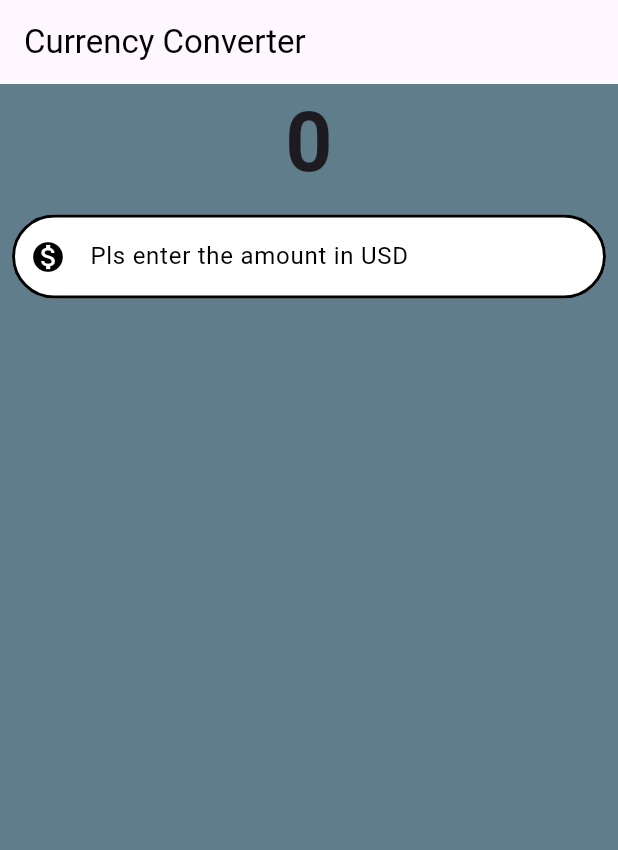
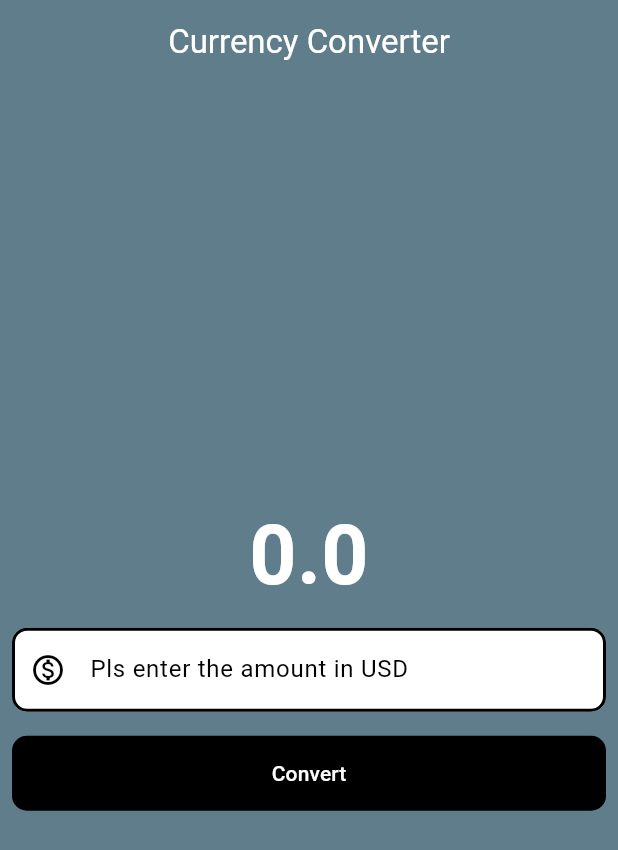
Before and after one commit to veraline/Currency-Converter, a Flutter app: the screen it shows after launch, on a phone screen of 412 x 824 dp. Shown: the top 850 px of the screen. Run offline on Flutter 3.47's test engine with Material 3 defaults, Android fonts, the phone set to English and light mode, and no system bars.

Commit message:
Second Commit

```diff
--- a/lib/currency_converter.dart
+++ b/lib/currency_converter.dart
@@ -2,50 +2,85 @@ import 'package:flutter/cupertino.dart';
 import 'package:flutter/material.dart';
 import 'package:flutter/painting.dart';
 
-class CurrencyConverter extends StatelessWidget {
+class CurrencyConverter extends StatefulWidget {
   const CurrencyConverter({super.key});
+
+  @override
+  State<CurrencyConverter> createState() => _CurrencyConverterState();
+}
+
+class _CurrencyConverterState extends State<CurrencyConverter> {
+  double result = 0;
+  final TextEditingController textEditingController = TextEditingController();
+
   @override
   Widget build(BuildContext context) {
-
+    print('build fn');
     final border = OutlineInputBorder(
         borderSide: const BorderSide(
           width: 2.0,
           style: BorderStyle.solid,
         ),
-        borderRadius: BorderRadius.circular(60));
+        borderRadius: BorderRadius.circular(10));
 
     return Scaffold(
       backgroundColor: Colors.blueGrey,
       appBar: AppBar(
+        backgroundColor: Colors.blueGrey,
         title: const Text(
           'Currency Converter',
-          style: TextStyle(color: Colors.black),
+          style: TextStyle(color: Colors.white),
         ),
+        centerTitle: true,
       ),
       body: Center(
         child: Column(
+          mainAxisAlignment: MainAxisAlignment.center,
           children: [
-            const Text(
-              '0',
-              style: TextStyle(fontWeight: FontWeight.bold, fontSize: 55),
+            Text(
+              result.toString(),
+              style: const TextStyle(
+                  fontWeight: FontWeight.bold,
+                  fontSize: 55,
+                  color: Colors.white),
             ),
             Padding(
               padding: const EdgeInsets.all(8.0),
               child: TextField(
+                  controller: textEditingController,
                   decoration: InputDecoration(
                       hintText: 'Pls enter the amount in USD',
                       hintStyle: const TextStyle(color: Colors.black),
-                      prefixIcon: const Icon(Icons.monetization_on),
+                      prefixIcon: const Icon(Icons.monetization_on_outlined),
                       prefixIconColor: Colors.black,
                       filled: true,
                       fillColor: Colors.white,
                       focusedBorder: border,
                       enabledBorder: border),
-              keyboardType: const TextInputType.numberWithOptions(
-                decimal: true,
-              )),
-            )
+                  keyboardType: const TextInputType.numberWithOptions(
+                    decimal: true,
+                  )),
+            ),
 
+            // Button
+            Padding(
+              padding: const EdgeInsets.all(8.0),
+              child: TextButton(
+                  onPressed: () {
+                    setState(() {
+                      result = double.parse(textEditingController.text) * 1607.00;
+                    });
+                    //print(double.parse(textEditingController.text) * 81);
+                  },
+                  style: TextButton.styleFrom(
+                    backgroundColor: Colors.black,
+                    foregroundColor: Colors.white,
+                    minimumSize: const Size(double.infinity, 50),
+                    shape: RoundedRectangleBorder(
+                        borderRadius: BorderRadius.circular(10)),
+                  ),
+                  child: const Text('Convert')),
+            ),
           ],
         ),
       ),
--- a/lib/main.dart
+++ b/lib/main.dart
@@ -11,6 +11,7 @@ class MyApp extends StatelessWidget {
   @override
   Widget build(BuildContext context) {
     return const MaterialApp(
+      debugShowCheckedModeBanner: false,
       home: CurrencyConverter(),
     );
   }
--- a/pubspec.yaml
+++ b/pubspec.yaml
@@ -47,7 +47,6 @@ dev_dependencies:
   # package. See that file for information about deactivating specific lint
   # rules and activating additional ones.
   flutter_lints: ^2.0.0
-  http: ^1.1.1
 
 # For information on the generic Dart part of this file, see the
 # following page: https://dart.dev/tools/pub/pubspec
```
Also changed, not shown: pubspec.lock.
